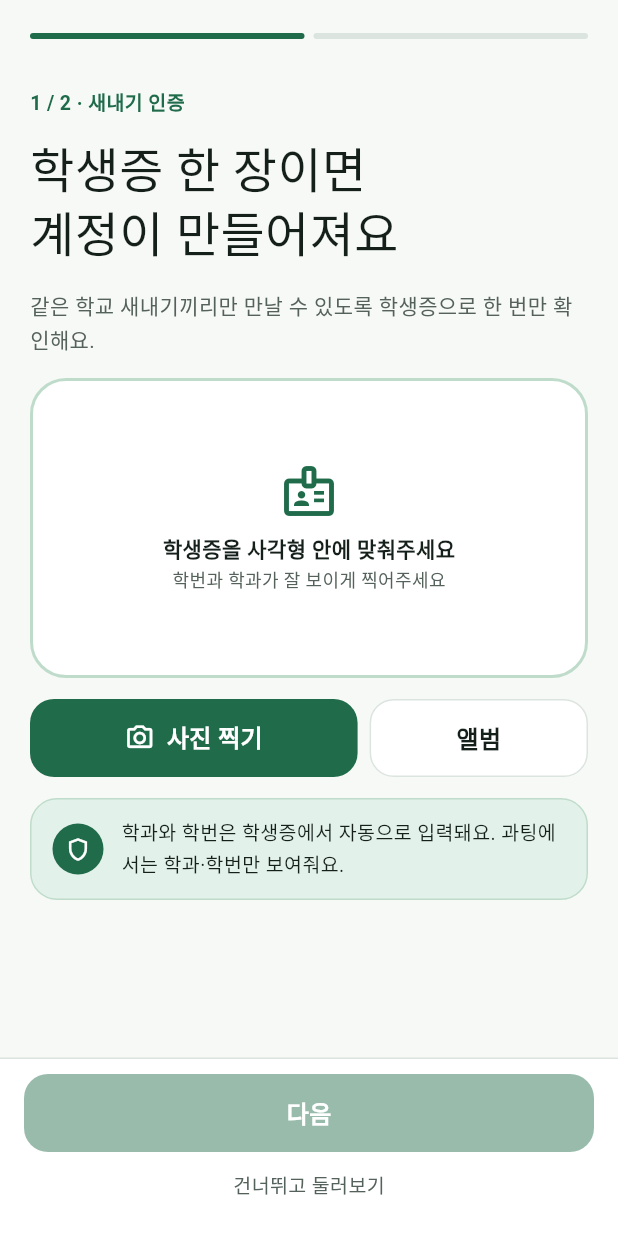
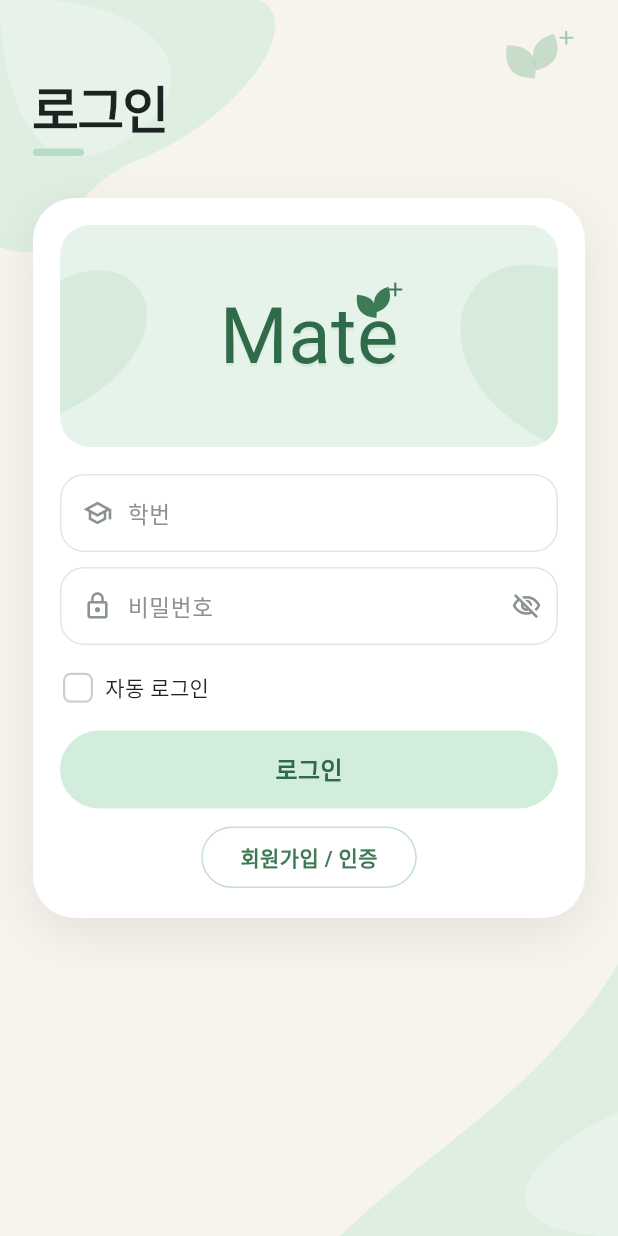
Before and after one commit to kimjieun060510/hack, a Flutter app: the screen it shows after launch, on a phone screen of 412 x 824 dp. Run offline on Flutter 3.47's test engine with Material 3 defaults, Android fonts, the phone set to English and light mode, and no system bars; Roboto replaces fonts that are missing (Jua).

Commit message:
Add fake login screen matching the new UI mock
Start the app on the login screen (student ID, password, auto-login).
Tapping login pretends the user is signed in and opens the existing
calendar. Signup is wired for the next mock, not implemented yet.

Co-authored-by: skswjrxla <skswjrxla@users.noreply.github.com>

```diff
--- /dev/null
+++ b/mate-flutter/lib/screens/login.dart
@@ -0,0 +1,415 @@
+import 'package:flutter/material.dart';
+import 'package:flutter/services.dart';
+
+import '../state.dart';
+import '../widgets.dart';
+
+/// 로그인 화면 (시안 그대로).
+/// 학번/비번 검사는 하지 않아요. 채널톡 연동 전까지는 로그인 버튼을 누르면 들어간 척만 해요.
+/// 회원가입 / 인증 화면은 다음 시안에서 붙입니다.
+
+class AuthUi {
+  static const bg = Color(0xFFF7F4EE);
+  static const blob = Color(0xFFD9EDDF);
+  static const blobSoft = Color(0xFFE7F3EA);
+  static const ink = Color(0xFF1B2420);
+  static const mut = Color(0xFF8A938D);
+  static const line = Color(0xFFE1E7E3);
+  static const mint = Color(0xFFE5F3EA);
+  static const mintBtn = Color(0xFFD2EDDC);
+  static const green = Color(0xFF3E7A55);
+  static const greenDeep = Color(0xFF2F6B48);
+  static const leaf = Color(0xFF9FCBAD);
+}
+
+class LoginScreen extends LiveView {
+  const LoginScreen({super.key});
+
+  @override
+  Widget body(BuildContext context) {
+    final pad = MediaQuery.paddingOf(context);
+    final size = MediaQuery.sizeOf(context);
+    final top = size.height < 700 ? 28.0 : 52.0;
+
+    return AnnotatedRegion<SystemUiOverlayStyle>(
+      value: SystemUiOverlayStyle.dark.copyWith(statusBarColor: Colors.transparent),
+      child: ColoredBox(
+        color: AuthUi.bg,
+        child: Stack(children: [
+          const Positioned.fill(child: IgnorePointer(child: CustomPaint(painter: _PageBlobPainter()))),
+          Positioned(
+            top: pad.top + 18,
+            right: 28,
+            child: const IgnorePointer(child: _CornerLeaves()),
+          ),
+          SafeArea(
+            child: LayoutBuilder(builder: (context, constraints) {
+              return SingleChildScrollView(
+                padding: EdgeInsets.fromLTRB(22, top, 22, 24 + MediaQuery.viewInsetsOf(context).bottom),
+                child: ConstrainedBox(
+                  constraints: BoxConstraints(minHeight: constraints.maxHeight - top - 24),
+                  child: Column(
+                    crossAxisAlignment: CrossAxisAlignment.start,
+                    children: [
+                      const Text(
+                        '로그인',
+                        style: TextStyle(
+                          fontSize: 34,
+                          fontWeight: FontWeight.w800,
+                          color: AuthUi.ink,
+                          letterSpacing: -1.2,
+                          height: 1.15,
+                        ),
+                      ),
+                      const SizedBox(height: 8),
+                      Container(
+                        width: 34,
+                        height: 5,
+                        decoration: BoxDecoration(color: const Color(0xFFB7DCC4), borderRadius: BorderRadius.circular(4)),
+                      ),
+                      const SizedBox(height: 28),
+                      const _LoginCard(),
+                    ],
+                  ),
+                ),
+              );
+            }),
+          ),
+        ]),
+      ),
+    );
+  }
+}
+
+class _LoginCard extends LiveView {
+  const _LoginCard();
+
+  @override
+  Widget body(BuildContext context) {
+    return Container(
+      width: double.infinity,
+      padding: const EdgeInsets.fromLTRB(18, 18, 18, 20),
+      decoration: BoxDecoration(
+        color: Colors.white,
+        borderRadius: BorderRadius.circular(28),
+        boxShadow: const [BoxShadow(color: Color(0x14000000), blurRadius: 28, offset: Offset(0, 10))],
+      ),
+      child: Column(children: [
+        const _MateBanner(),
+        const SizedBox(height: 18),
+        _AuthField(
+          controller: app.studentIdC,
+          hint: '학번',
+          icon: Icons.school_outlined,
+          keyboardType: TextInputType.number,
+          inputFormatters: [FilteringTextInputFormatter.digitsOnly],
+        ),
+        const SizedBox(height: 10),
+        _AuthField(
+          controller: app.passwordC,
+          hint: '비밀번호',
+          icon: Icons.lock_outline,
+          obscure: app.loginObscure,
+          onToggleObscure: app.toggleLoginObscure,
+        ),
+        const SizedBox(height: 14),
+        Align(
+          alignment: Alignment.centerLeft,
+          child: InkWell(
+            onTap: app.toggleAutoLogin,
+            borderRadius: BorderRadius.circular(8),
+            child: Padding(
+              padding: const EdgeInsets.symmetric(vertical: 4, horizontal: 2),
+              child: Row(mainAxisSize: MainAxisSize.min, children: [
+                Container(
+                  width: 20,
+                  height: 20,
+                  decoration: BoxDecoration(
+                    color: app.autoLogin ? AuthUi.mintBtn : Colors.white,
+                    borderRadius: BorderRadius.circular(5),
+                    border: Border.all(color: app.autoLogin ? AuthUi.green : const Color(0xFFC9D1CC), width: 1.5),
+                  ),
+                  child: app.autoLogin ? const Icon(Icons.check, size: 14, color: AuthUi.greenDeep) : null,
+                ),
+                const SizedBox(width: 8),
+                const Text('자동 로그인', style: TextStyle(fontSize: 14, color: AuthUi.ink, fontWeight: FontWeight.w500)),
+              ]),
+            ),
+          ),
+        ),
+        const SizedBox(height: 14),
+        SizedBox(
+          height: 52,
+          width: double.infinity,
+          child: Material(
+            color: AuthUi.mintBtn,
+            borderRadius: BorderRadius.circular(26),
+            child: InkWell(
+              key: const Key('loginButton'),
+              onTap: app.loginBusy ? null : app.fakeLogin,
+              borderRadius: BorderRadius.circular(26),
+              child: Center(
+                child: app.loginBusy
+                    ? const SizedBox(
+                        width: 22,
+                        height: 22,
+                        child: CircularProgressIndicator(strokeWidth: 2.4, color: AuthUi.greenDeep),
+                      )
+                    : const Text('로그인', style: TextStyle(color: AuthUi.greenDeep, fontSize: 16, fontWeight: FontWeight.w700)),
+              ),
+            ),
+          ),
+        ),
+        const SizedBox(height: 12),
+        Center(
+          child: Material(
+            color: Colors.white,
+            shape: const StadiumBorder(side: BorderSide(color: Color(0xFFC3E0CE))),
+            child: InkWell(
+              key: const Key('signupButton'),
+              customBorder: const StadiumBorder(),
+              onTap: app.goSignup,
+              child: const Padding(
+                padding: EdgeInsets.symmetric(horizontal: 26, vertical: 10),
+                child: Text('회원가입 / 인증', style: TextStyle(color: AuthUi.green, fontSize: 14, fontWeight: FontWeight.w600)),
+              ),
+            ),
+          ),
+        ),
+      ]),
+    );
+  }
+}
+
+class _MateBanner extends StatelessWidget {
+  const _MateBanner();
+
+  @override
+  Widget build(BuildContext context) {
+    return SizedBox(
+      height: 148,
+      width: double.infinity,
+      child: ClipRRect(
+        borderRadius: BorderRadius.circular(20),
+        child: Stack(children: [
+          const Positioned.fill(child: ColoredBox(color: AuthUi.mint)),
+          const Positioned.fill(child: CustomPaint(painter: _LogoBlobPainter())),
+          Center(
+            child: Stack(
+              clipBehavior: Clip.none,
+              children: [
+                Text(
+                  'Mate',
+                  style: TextStyle(
+                    fontFamily: 'Jua',
+                    fontSize: 52,
+                    color: AuthUi.greenDeep,
+                    height: 1,
+                    shadows: [Shadow(color: AuthUi.greenDeep.withValues(alpha: 0.08), offset: const Offset(0, 2), blurRadius: 0)],
+                  ),
+                ),
+                const Positioned(
+                  right: -2,
+                  top: -10,
+                  child: _LogoLeaves(),
+                ),
+              ],
+            ),
+          ),
+        ]),
+      ),
+    );
+  }
+}
+
+class _LogoLeaves extends StatelessWidget {
+  const _LogoLeaves();
+
+  @override
+  Widget build(BuildContext context) {
+    return SizedBox(
+      width: 34,
+      height: 28,
+      child: CustomPaint(painter: _LeafPainter(color: AuthUi.green, sparkle: true)),
+    );
+  }
+}
+
+class _CornerLeaves extends StatelessWidget {
+  const _CornerLeaves();
+
+  @override
+  Widget build(BuildContext context) {
+    return SizedBox(
+      width: 54,
+      height: 40,
+      child: CustomPaint(painter: _LeafPainter(color: AuthUi.leaf.withValues(alpha: 0.55), sparkle: true, sparkleColor: AuthUi.leaf)),
+    );
+  }
+}
+
+class _AuthField extends StatelessWidget {
+  final TextEditingController controller;
+  final String hint;
+  final IconData icon;
+  final bool obscure;
+  final VoidCallback? onToggleObscure;
+  final TextInputType? keyboardType;
+  final List<TextInputFormatter>? inputFormatters;
+  const _AuthField({
+    required this.controller,
+    required this.hint,
+    required this.icon,
+    this.obscure = false,
+    this.onToggleObscure,
+    this.keyboardType,
+    this.inputFormatters,
+  });
+
+  @override
+  Widget build(BuildContext context) {
+    return Container(
+      height: 52,
+      decoration: BoxDecoration(
+        color: Colors.white,
+        borderRadius: BorderRadius.circular(16),
+        border: Border.all(color: AuthUi.line),
+      ),
+      child: Row(children: [
+        const SizedBox(width: 14),
+        Icon(icon, size: 20, color: AuthUi.mut),
+        const SizedBox(width: 10),
+        Expanded(
+          child: TextField(
+            controller: controller,
+            obscureText: onToggleObscure != null && obscure,
+            keyboardType: keyboardType,
+            inputFormatters: inputFormatters,
+            cursorColor: AuthUi.greenDeep,
+            style: const TextStyle(fontSize: 15, color: AuthUi.ink),
+            decoration: InputDecoration(
+              hintText: hint,
+              hintStyle: const TextStyle(color: AuthUi.mut, fontSize: 15, fontWeight: FontWeight.w400),
+              border: InputBorder.none,
+              isDense: true,
+            ),
+          ),
+        ),
+        if (onToggleObscure != null)
+          IconButton(
+            onPressed: onToggleObscure,
+            visualDensity: VisualDensity.compact,
+            tooltip: obscure ? '비밀번호 보기' : '비밀번호 숨기기',
+            icon: Icon(obscure ? Icons.visibility_off_outlined : Icons.visibility_outlined, size: 20, color: AuthUi.mut),
+          )
+        else
+          const SizedBox(width: 12),
+      ]),
+    );
+  }
+}
+
+class _PageBlobPainter extends CustomPainter {
+  const _PageBlobPainter();
+
+  @override
+  void paint(Canvas canvas, Size size) {
+    final a = Paint()..color = AuthUi.blob.withValues(alpha: 0.85);
+    final b = Paint()..color = AuthUi.blobSoft;
+
+    final top = Path()
+      ..moveTo(0, 0)
+      ..lineTo(size.width * 0.42, 0)
+      ..cubicTo(size.width * 0.50, size.height * 0.02, size.width * 0.38, size.height * 0.10, size.width * 0.22, size.height * 0.13)
+      ..cubicTo(size.width * 0.08, size.height * 0.16, size.width * 0.12, size.height * 0.22, 0, size.height * 0.20)
+      ..close();
+    canvas.drawPath(top, a);
+
+    final topSoft = Path()
+      ..moveTo(size.width * 0.08, 0)
+      ..cubicTo(size.width * 0.30, size.height * 0.01, size.width * 0.34, size.height * 0.08, size.width * 0.18, size.height * 0.12)
+      ..cubicTo(size.width * 0.06, size.height * 0.15, 0, size.height * 0.08, 0, 0)
+      ..close();
+    canvas.drawPath(topSoft, b);
+
+    final bot = Path()
+      ..moveTo(size.width, size.height)
+      ..lineTo(size.width * 0.55, size.height)
+      ..cubicTo(size.width * 0.72, size.height * 0.92, size.width * 0.88, size.height * 0.88, size.width, size.height * 0.78)
+      ..close();
+    canvas.drawPath(bot, a);
+
+    final botSoft = Path()
+      ..moveTo(size.width, size.height * 0.90)
+      ..cubicTo(size.width * 0.82, size.height * 0.94, size.width * 0.78, size.height, size.width, size.height)
+      ..close();
+    canvas.drawPath(botSoft, b);
+  }
+
+  @override
+  bool shouldRepaint(covariant CustomPainter oldDelegate) => false;
+}
+
+class _LogoBlobPainter extends CustomPainter {
+  const _LogoBlobPainter();
+
+  @override
+  void paint(Canvas canvas, Size size) {
+    final paint = Paint()..color = const Color(0xFFD7EBDD);
+    final left = Path()
+      ..moveTo(0, size.height * 0.25)
+      ..cubicTo(size.width * 0.18, size.height * 0.05, size.width * 0.28, size.height * 0.55, 0, size.height * 0.85)
+      ..close();
+    canvas.drawPath(left, paint);
+
+    final right = Path()
+      ..moveTo(size.width, size.height * 0.20)
+      ..cubicTo(size.width * 0.78, size.height * 0.05, size.width * 0.70, size.height * 0.70, size.width, size.height)
+      ..lineTo(size.width, size.height * 0.20)
+      ..close();
+    canvas.drawPath(right, paint);
+  }
+
+  @override
+  bool shouldRepaint(covariant CustomPainter oldDelegate) => false;
+}
+
+class _LeafPainter extends CustomPainter {
+  final Color color;
+  final bool sparkle;
+  final Color? sparkleColor;
+  const _LeafPainter({required this.color, this.sparkle = false, this.sparkleColor});
+
+  @override
+  void paint(Canvas canvas, Size size) {
+    final fill = Paint()..color = color;
+    void leaf(Offset c, double w, double h, double rot) {
+      canvas.save();
+      canvas.translate(c.dx, c.dy);
+      canvas.rotate(rot);
+      final path = Path()
+        ..moveTo(0, -h / 2)
+        ..cubicTo(w / 2, -h / 6, w / 2, h / 6, 0, h / 2)
+        ..cubicTo(-w / 2, h / 6, -w / 2, -h / 6, 0, -h / 2)
+        ..close();
+      canvas.drawPath(path, fill);
+      canvas.restore();
+    }
+
+    leaf(Offset(size.width * 0.32, size.height * 0.58), size.width * 0.42, size.height * 0.72, -0.7);
+    leaf(Offset(size.width * 0.62, size.height * 0.42), size.width * 0.38, size.height * 0.68, 0.45);
+
+    if (sparkle) {
+      final s = Paint()
+        ..color = sparkleColor ?? color
+        ..strokeWidth = 1.4
+        ..strokeCap = StrokeCap.round;
+      final p = Offset(size.width * 0.88, size.height * 0.18);
+      canvas.drawLine(p + const Offset(-4, 0), p + const Offset(4, 0), s);
+      canvas.drawLine(p + const Offset(0, -4), p + const Offset(0, 4), s);
+    }
+  }
+
+  @override
+  bool shouldRepaint(covariant CustomPainter oldDelegate) => false;
+}
--- a/mate-flutter/lib/shell.dart
+++ b/mate-flutter/lib/shell.dart
@@ -3,6 +3,7 @@ import 'package:flutter/services.dart';
 
 import 'data.dart';
 import 'screens/calendar.dart';
+import 'screens/login.dart';
 import 'screens/onboarding.dart';
 import 'screens/reco.dart';
 import 'screens/social.dart';
@@ -22,7 +23,9 @@ class Shell extends LiveView {
     final keyboard = MediaQuery.viewInsetsOf(context).bottom > 0;
 
     Widget page;
-    if (app.onboard == 0) {
+    if (!app.loggedIn) {
+      page = const LoginScreen();
+    } else if (app.onboard == 0) {
       page = const VerifyScreen();
     } else if (app.onboard == 1) {
       page = const InterestScreen();
@@ -34,7 +37,7 @@ class Shell extends LiveView {
       page = const CalendarScreen();
     }
 
-    final showTabs = !onboarding && !keyboard;
+    final showTabs = app.loggedIn && !onboarding && !keyboard;
 
     return PopScope(
       canPop: false,
```
Also changed, not shown: mate-flutter/lib/state.dart (+65 -5 lines), 1 other file.
